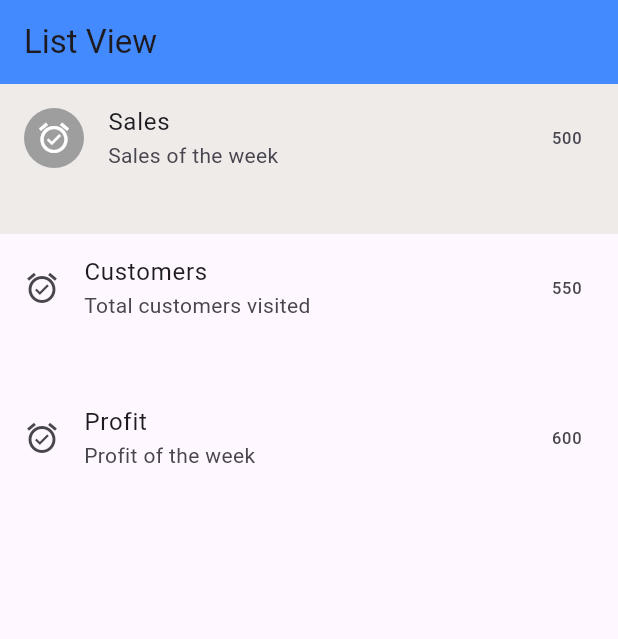
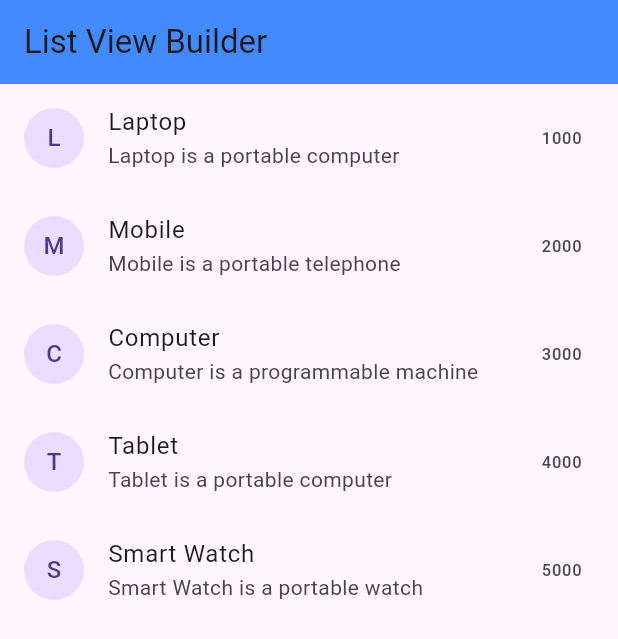
Before and after one commit to bipulhstu/flutter_practice, a Flutter app: the screen it shows after launch, on a phone screen of 412 x 824 dp. Shown: the top 639 px of the screen. Run offline on Flutter 3.47's test engine with Material 3 defaults, Android fonts, the phone set to English and light mode, and no system bars; our stand-ins replace font_awesome_flutter.

Commit message:
learned ListView.builder

```diff
--- a/lib/main.dart
+++ b/lib/main.dart
@@ -4,6 +4,7 @@ import 'package:hello_world/screens/Button.dart';
 import 'package:hello_world/screens/ContainerScreen.dart';
 import 'package:hello_world/screens/IconScreen.dart';
 import 'package:hello_world/screens/ListView.dart';
+import 'package:hello_world/screens/ListViewBuilder.dart';
 import 'package:hello_world/screens/RowColumn.dart';
 import 'package:hello_world/screens/Screen1.dart';
 import 'screens/Screen2.dart';
@@ -21,7 +22,7 @@ class MyApp extends StatelessWidget {
       title: "My Flutter App", // Title of the app
         themeMode: ThemeMode.system,
       debugShowCheckedModeBanner: false,
-      home: Listview()
+      home: Listview2()
     );
   }
 }
--- /dev/null
+++ b/lib/screens/ListViewBuilder.dart
@@ -0,0 +1,35 @@
+import 'package:flutter/material.dart';
+
+
+class Listview2 extends StatelessWidget {
+  Listview2({super.key});
+
+
+  List<String> products = ["Laptop", "Mobile", "Computer", "Tablet", "Smart Watch"];
+  List<String> productsDetails = ["Laptop is a portable computer", "Mobile is a portable telephone", "Computer is a programmable machine", "Tablet is a portable computer", "Smart Watch is a portable watch"];
+  List<int> price = [1000, 2000, 3000, 4000, 5000];
+
+  @override
+  Widget build(BuildContext context) {
+    return Scaffold(
+      appBar: AppBar(
+        title: Text("List View Builder"),
+        backgroundColor: Colors.blueAccent,
+      ),
+      body: Container(
+        child: ListView.builder(
+          itemCount: products.length,
+          itemBuilder: (context, index){
+            return ListTile(
+              leading: CircleAvatar(child: Text(products[index][0]),),
+              title: Text(products[index]),
+              subtitle: Text(productsDetails[index]),
+              trailing: Text(price[index].toString()),
+              onTap: (){},
+            );
+          },
+        ),
+      ),
+    );
+  }
+}
```
